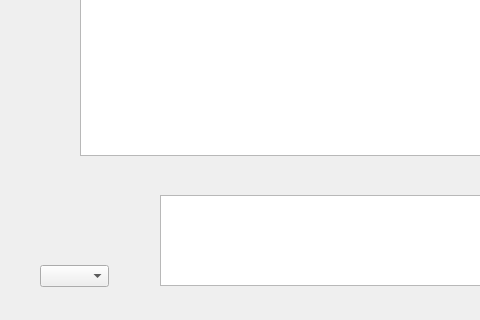
Above: widget.ui from Naxisigut/TestForAudioDevice before the change; both pictures show x 0 to 480 and y 95 to 415 of the 585 by 415 pixel window. Below: the same form after it.
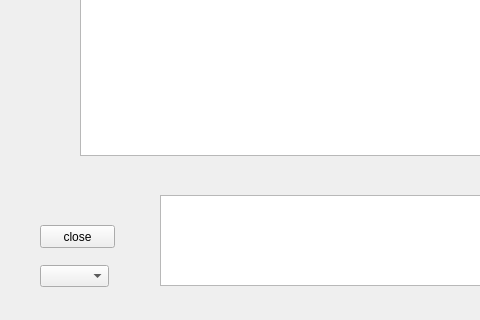
That is the form after the change.

```diff
--- a/widget.ui
+++ b/widget.ui
@@ -95,6 +95,19 @@
     </rect>
    </property>
   </widget>
+  <widget class="QPushButton" name="closeButton">
+   <property name="geometry">
+    <rect>
+     <x>40</x>
+     <y>320</y>
+     <width>75</width>
+     <height>23</height>
+    </rect>
+   </property>
+   <property name="text">
+    <string>close</string>
+   </property>
+  </widget>
  </widget>
  <resources/>
  <connections/>
```
